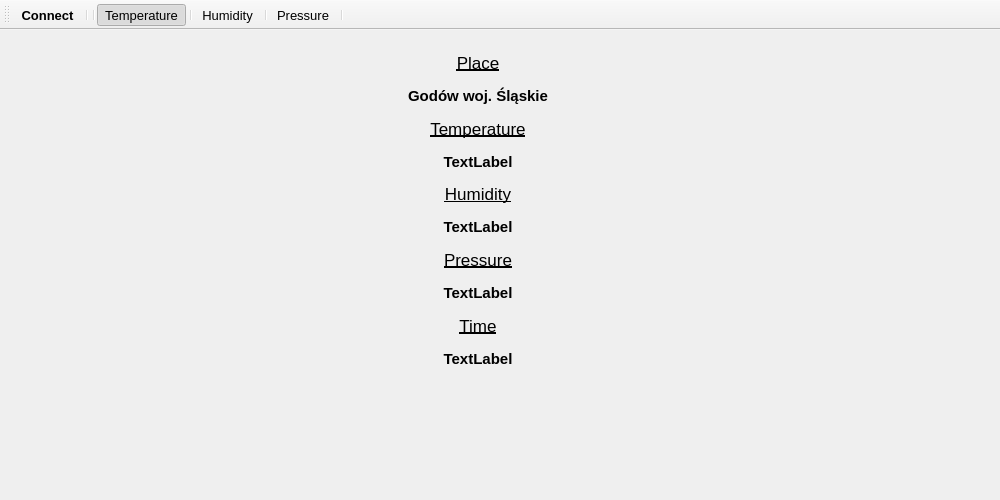
Before: the Qt Designer form mainwindow.ui in KamilWielgosz303/Thinkspeak, drawn with Qt 5.
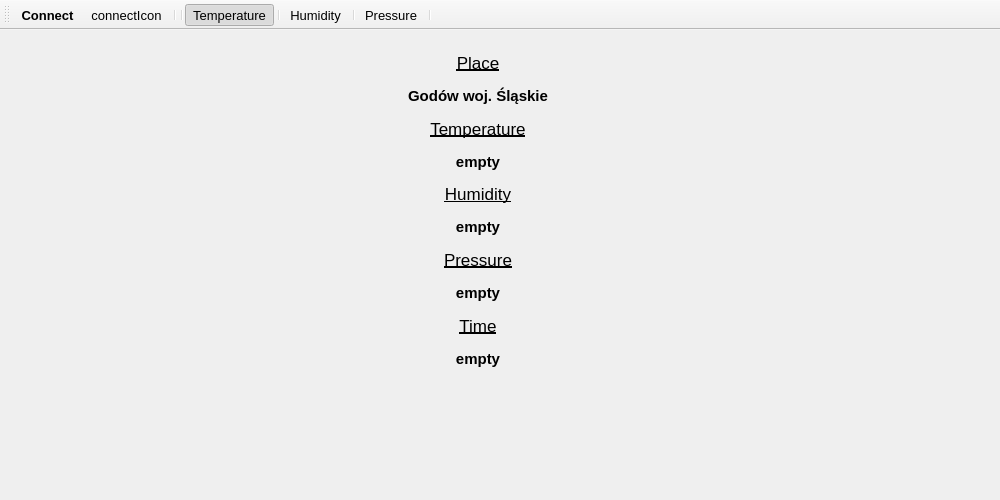
After: the same form once the commit is applied. Icons and pictures are not drawn. Custom widgets are drawn as their Qt base class.

Commit message: DOdanie ikony obok przycisku connect , dokonczenie logiki bocznego panelu

Diff of the .ui file:
```diff
--- a/mainwindow.ui
+++ b/mainwindow.ui
@@ -119,7 +119,7 @@
           </font>
          </property>
          <property name="text">
-          <string>TextLabel</string>
+          <string>empty</string>
          </property>
          <property name="alignment">
           <set>Qt::AlignCenter</set>
@@ -154,7 +154,7 @@
           </font>
          </property>
          <property name="text">
-          <string>TextLabel</string>
+          <string>empty</string>
          </property>
          <property name="alignment">
           <set>Qt::AlignCenter</set>
@@ -189,7 +189,7 @@
           </font>
          </property>
          <property name="text">
-          <string>TextLabel</string>
+          <string>empty</string>
          </property>
          <property name="alignment">
           <set>Qt::AlignCenter</set>
@@ -224,7 +224,7 @@
           </font>
          </property>
          <property name="text">
-          <string>TextLabel</string>
+          <string>empty</string>
          </property>
          <property name="alignment">
           <set>Qt::AlignCenter</set>
@@ -262,6 +262,7 @@
     <bool>false</bool>
    </attribute>
    <addaction name="actionConnect"/>
+   <addaction name="actionconnectIcon"/>
    <addaction name="separator"/>
    <addaction name="separator"/>
    <addaction name="actionTemperature"/>
@@ -319,6 +320,27 @@
     <string>Pressure</string>
    </property>
   </action>
+  <action name="actionconnectIcon">
+   <property name="checkable">
+    <bool>false</bool>
+   </property>
+   <property name="checked">
+    <bool>false</bool>
+   </property>
+   <property name="enabled">
+    <bool>true</bool>
+   </property>
+   <property name="icon">
+    <iconset resource="resource.qrc">
+     <normaloff>:/new/icons/icons/redicon.png</normaloff>
+     <normalon>:/new/icons/icons/redicon.png</normalon>
+     <disabledoff>:/new/icons/icons/redicon.png</disabledoff>
+     <disabledon>:/new/icons/icons/redicon.png</disabledon>:/new/icons/icons/redicon.png</iconset>
+   </property>
+   <property name="text">
+    <string>connectIcon</string>
+   </property>
+  </action>
  </widget>
  <customwidgets>
   <customwidget>
```
Left out of the diff: 4 changed lines with no effect on the pictures. The commit also changes 6 other files.
